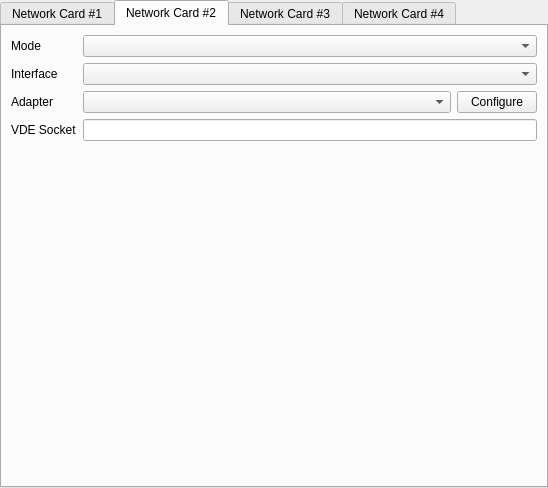
This is src/qt/qt_settingsnetwork.ui in 86Box/86Box as Qt 5 draws it before an edit. The edited form follows.
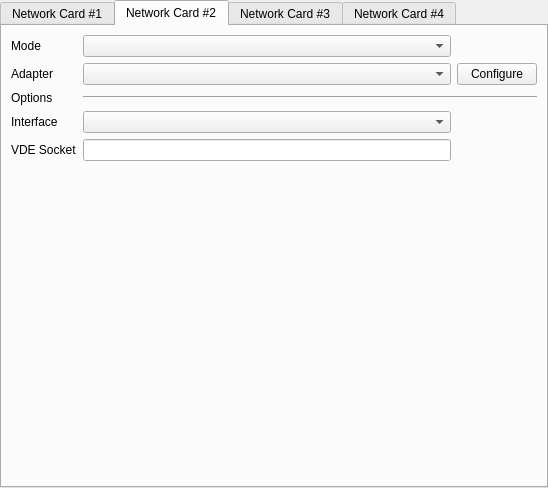
This is the edited form. The open tabs and pages were chosen to show the change.

Commit message: Network settings page redesign

```diff
--- a/src/qt/qt_settingsnetwork.ui
+++ b/src/qt/qt_settingsnetwork.ui
@@ -164,6 +164,39 @@
        <string>Network Card #2</string>
       </attribute>
       <layout class="QGridLayout" name="gridLayout">
+       <item row="6" column="1">
+        <spacer name="verticalSpacer">
+         <property name="orientation">
+          <enum>Qt::Vertical</enum>
+         </property>
+         <property name="sizeHint" stdset="0">
+          <size>
+           <width>20</width>
+           <height>40</height>
+          </size>
+         </property>
+        </spacer>
+       </item>
+       <item row="3" column="0">
+        <widget class="QLabel" name="interfaceLabel2">
+         <property name="sizePolicy">
+          <sizepolicy hsizetype="Minimum" vsizetype="Preferred">
+           <horstretch>0</horstretch>
+           <verstretch>0</verstretch>
+          </sizepolicy>
+         </property>
+         <property name="text">
+          <string>Interface</string>
+         </property>
+        </widget>
+       </item>
+       <item row="2" column="0">
+        <widget class="QLabel" name="optionListLabel2">
+         <property name="text">
+          <string>Options</string>
+         </property>
+        </widget>
+       </item>
        <item row="0" column="0">
         <widget class="QLabel" name="label_8">
          <property name="sizePolicy">
@@ -177,7 +210,7 @@
          </property>
         </widget>
        </item>
-       <item row="0" column="1" colspan="2">
+       <item row="0" column="1">
         <widget class="QComboBox" name="comboBoxNet2">
          <property name="maxVisibleItems">
           <number>30</number>
@@ -190,33 +223,21 @@
          </property>
         </widget>
        </item>
-       <item row="1" column="0">
-        <widget class="QLabel" name="label_9">
-         <property name="sizePolicy">
-          <sizepolicy hsizetype="Minimum" vsizetype="Preferred">
-           <horstretch>0</horstretch>
-           <verstretch>0</verstretch>
-          </sizepolicy>
-         </property>
+       <item row="5" column="0">
+        <widget class="QLabel" name="socketVDELabel2">
          <property name="text">
-          <string>Interface</string>
+          <string>VDE Socket</string>
          </property>
         </widget>
        </item>
-       <item row="1" column="1" colspan="2">
-        <widget class="QComboBox" name="comboBoxIntf2">
-         <property name="maxVisibleItems">
-          <number>30</number>
+       <item row="2" column="1" colspan="2">
+        <widget class="Line" name="optionListLine2">
+         <property name="orientation">
+          <enum>Qt::Horizontal</enum>
          </property>
-         <property name="sizePolicy">
-          <sizepolicy hsizetype="Expanding" vsizetype="Fixed">
-           <horstretch>0</horstretch>
-           <verstretch>0</verstretch>
-          </sizepolicy>
-         </property>
         </widget>
        </item>
-       <item row="2" column="0">
+       <item row="1" column="0">
         <widget class="QLabel" name="label_10">
          <property name="sizePolicy">
           <sizepolicy hsizetype="Minimum" vsizetype="Preferred">
@@ -229,55 +250,47 @@
          </property>
         </widget>
        </item>
-       <item row="2" column="1">
-        <widget class="QComboBox" name="comboBoxNIC2">
-         <property name="maxVisibleItems">
-          <number>30</number>
-         </property>
-         <property name="sizePolicy">
-          <sizepolicy hsizetype="Expanding" vsizetype="Fixed">
-           <horstretch>0</horstretch>
-           <verstretch>0</verstretch>
-          </sizepolicy>
-         </property>
-         <property name="sizeAdjustPolicy">
-          <enum>QComboBox::AdjustToContents</enum>
-         </property>
-        </widget>
-       </item>
-       <item row="2" column="2">
+       <item row="1" column="2">
         <widget class="QPushButton" name="pushButtonConf2">
+         <property name="sizePolicy">
+          <sizepolicy hsizetype="Minimum" vsizetype="Fixed">
+           <horstretch>0</horstretch>
+           <verstretch>0</verstretch>
+          </sizepolicy>
+         </property>
          <property name="text">
           <string>Configure</string>
          </property>
         </widget>
        </item>
-       <item row="3" column="0">
-        <widget class="QLabel" name="label_4">
-         <property name="text">
-          <string>VDE Socket</string>
+       <item row="1" column="1">
+        <widget class="QComboBox" name="comboBoxNIC2">
+         <property name="maxVisibleItems">
+          <number>30</number>
          </property>
-        </widget>
-       </item>
-       <item row="3" column="1" colspan="2">
-        <widget class="QLineEdit" name="socketVDENIC2">
-         <property name="maxLength">
-          <number>127</number>
+         <property name="sizePolicy">
+          <sizepolicy hsizetype="Expanding" vsizetype="Fixed">
+           <horstretch>0</horstretch>
+           <verstretch>0</verstretch>
+          </sizepolicy>
          </property>
+         <property name="sizeAdjustPolicy">
+          <enum>QComboBox::AdjustToContents</enum>
+         </property>
         </widget>
        </item>
-       <item row="4" column="1">
-        <spacer name="verticalSpacer_2">
-         <property name="orientation">
-          <enum>Qt::Vertical</enum>
+       <item row="5" column="1">
+        <widget class="QLineEdit" name="socketVDENIC2"/>
+       </item>
+       <item row="3" column="1">
+        <widget class="QComboBox" name="comboBoxIntf2">
+         <property name="sizePolicy">
+          <sizepolicy hsizetype="Expanding" vsizetype="Fixed">
+           <horstretch>0</horstretch>
+           <verstretch>0</verstretch>
+          </sizepolicy>
          </property>
-         <property name="sizeHint" stdset="0">
-          <size>
-           <width>20</width>
-           <height>40</height>
-          </size>
-         </property>
-        </spacer>
+        </widget>
        </item>
       </layout>
      </widget>
```
Left out of the diff: 383 changed lines with no effect on the pictures. The commit also changes 1 other file.
